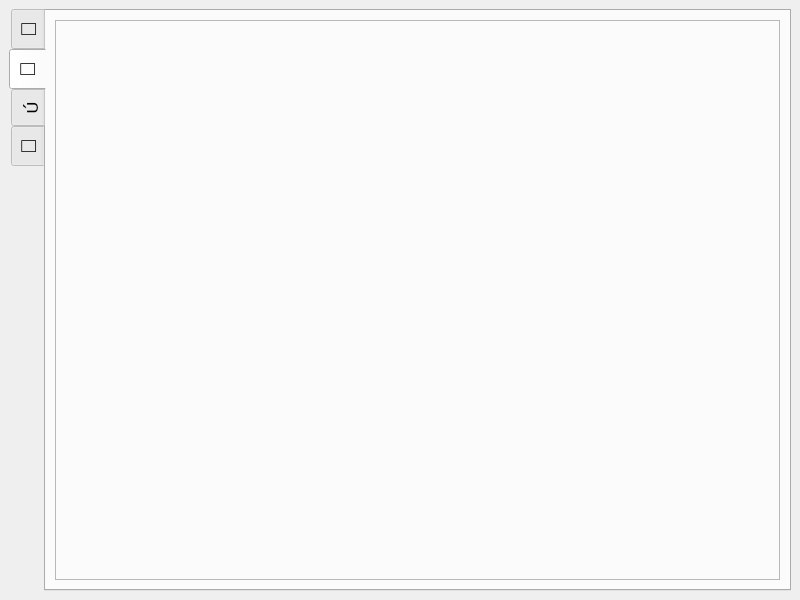
This is craplog/mainwindow.ui in elB4RTO/LogDoctor as Qt 5 draws it before an edit. The edited form follows.
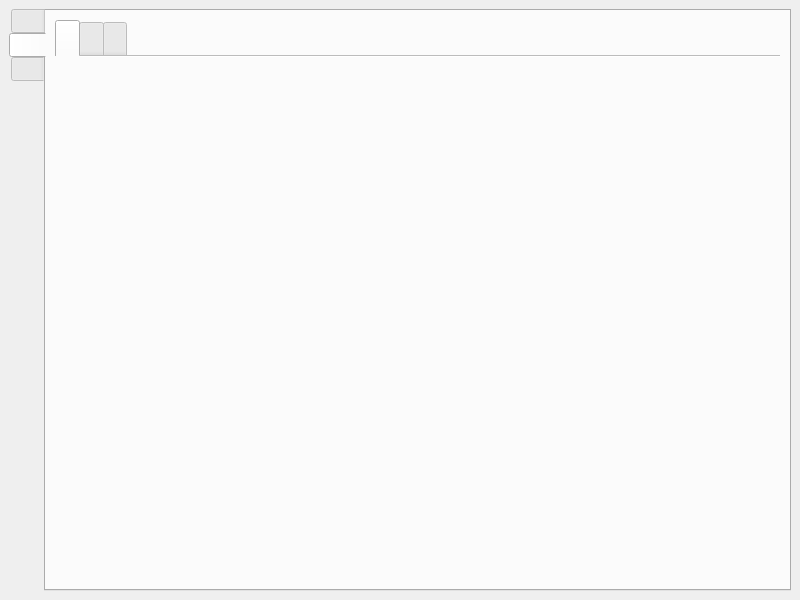
This is the edited form. The open tabs and pages were chosen to show the change. Icons and pictures are not drawn. Custom widgets are drawn as their Qt base class.

Commit message: Updated icons + started designing statistics' tab

The edit to the form file:
```diff
--- a/craplog/mainwindow.ui
+++ b/craplog/mainwindow.ui
@@ -59,6 +59,12 @@
       <property name="currentIndex">
        <number>0</number>
       </property>
+      <property name="iconSize">
+       <size>
+        <width>88</width>
+        <height>44</height>
+       </size>
+      </property>
       <property name="movable">
        <bool>true</bool>
       </property>
@@ -73,7 +79,7 @@
         </sizepolicy>
        </property>
        <attribute name="title">
-        <string notr="true"></string>
+        <string/>
        </attribute>
        <attribute name="toolTip">
         <string>Parse logs to create statistics</string>
@@ -946,38 +952,75 @@
         </sizepolicy>
        </property>
        <attribute name="title">
-        <string notr="true"></string>
+        <string notr="true"/>
        </attribute>
        <attribute name="toolTip">
         <string>View your statistics</string>
        </attribute>
        <layout class="QHBoxLayout" name="horizontalLayout_2">
         <item>
-         <widget class="QFrame" name="frame_2">
-          <property name="frameShape">
-           <enum>QFrame::StyledPanel</enum>
+         <widget class="QTabWidget" name="tabWidget">
+          <property name="currentIndex">
+           <number>0</number>
           </property>
-          <property name="frameShadow">
-           <enum>QFrame::Raised</enum>
+          <property name="iconSize">
+           <size>
+            <width>192</width>
+            <height>32</height>
+           </size>
           </property>
+          <property name="documentMode">
+           <bool>true</bool>
+          </property>
+          <property name="movable">
+           <bool>true</bool>
+          </property>
+          <property name="tabBarAutoHide">
+           <bool>true</bool>
+          </property>
+          <widget class="QWidget" name="Count">
+           <attribute name="icon">
+            <iconset resource="resources/resources.qrc">
+             <normaloff>:/icons/icons/count_off.png</normaloff>
+             <normalon>:/icons/icons/count_on.png</normalon>:/icons/icons/count_off.png</iconset>
+           </attribute>
+           <attribute name="title">
+            <string/>
+           </attribute>
+           <attribute name="toolTip">
+            <string>Group and count identical elements in a single date</string>
+           </attribute>
+          </widget>
+          <widget class="QWidget" name="DayTime">
+           <attribute name="icon">
+            <iconset resource="resources/resources.qrc">
+             <normaloff>:/icons/icons/daytime_off.png</normaloff>
+             <normalon>:/icons/icons/daytime_on.png</normalon>:/icons/icons/daytime_off.png</iconset>
+           </attribute>
+           <attribute name="title">
+            <string/>
+           </attribute>
+           <attribute name="toolTip">
+            <string>Time of day perspective: sum of values for a single date, mean value for a period</string>
+           </attribute>
+          </widget>
+          <widget class="QWidget" name="Relational">
+           <attribute name="icon">
+            <iconset resource="resources/resources.qrc">
+             <normaloff>:/icons/icons/relational_off.png</normaloff>
+             <normalon>:/icons/icons/relational_on.png</normalon>:/icons/icons/relational_off.png</iconset>
+           </attribute>
+           <attribute name="title">
+            <string/>
+           </attribute>
+           <attribute name="toolTip">
+            <string>Relational chart for two elements in a period</string>
+           </attribute>
+          </widget>
          </widget>
         </item>
        </layout>
       </widget>
-      <widget class="QWidget" name="Up">
-       <property name="sizePolicy">
-        <sizepolicy hsizetype="Expanding" vsizetype="Expanding">
-         <horstretch>0</horstretch>
-         <verstretch>0</verstretch>
-        </sizepolicy>
-       </property>
-       <attribute name="title">
-        <string notr="true"></string>
-       </attribute>
-       <attribute name="toolTip">
-        <string>Update Craplog</string>
-       </attribute>
-      </widget>
       <widget class="QWidget" name="Set">
        <property name="sizePolicy">
         <sizepolicy hsizetype="Expanding" vsizetype="Expanding">
@@ -986,7 +1029,7 @@
         </sizepolicy>
        </property>
        <attribute name="title">
-        <string notr="true"></string>
+        <string/>
        </attribute>
        <attribute name="toolTip">
         <string>Configure Craplog</string>
```
Left out of the diff: 21 changed lines with no effect on the pictures.
